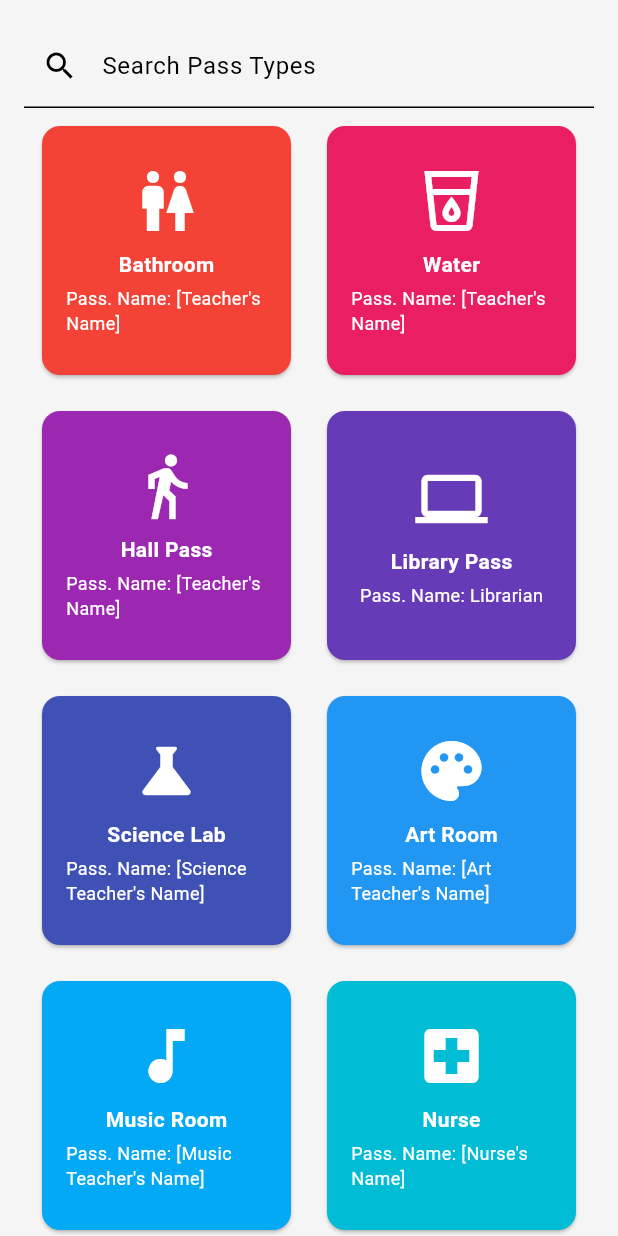
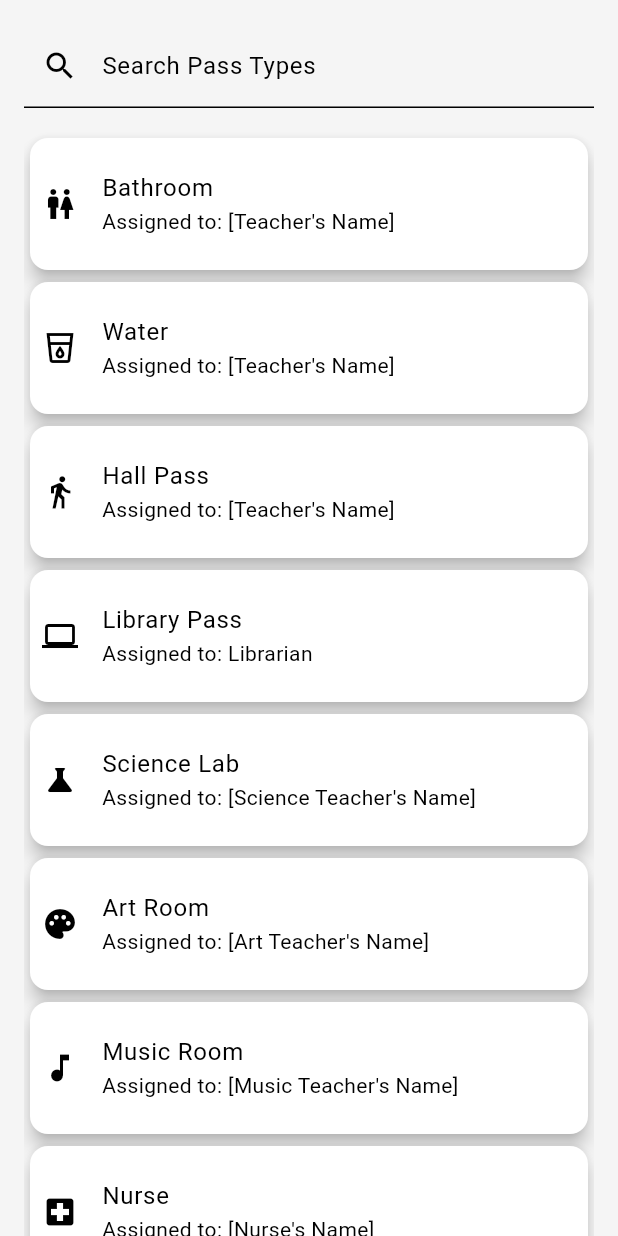
Before and after one commit to jerynv/hse-passes, a Flutter app: the RequestsTab screen opened directly, on a phone screen of 412 x 824 dp. Run offline on Flutter 3.47's test engine with Material 3 defaults, Android fonts, the phone set to English and light mode, and no system bars; our stand-ins replace google_nav_bar.

Commit message:
update to pass request screen

```diff
--- a/app/src/hse_apps/lib/pages/tabs/request.dart
+++ b/app/src/hse_apps/lib/pages/tabs/request.dart
@@ -100,51 +100,23 @@ class RequestState extends State<RequestsTab> {
                 prefixIcon: Icon(Icons.search),
               ),
             ),
+            const SizedBox(height: 16),
             Expanded(
-              child: GridView.count(
-                crossAxisCount: 2,
+              child: ListView(
                 children: filteredPassTypes.map((passType) {
-                  return Padding(
-                      padding: const EdgeInsets.all(8.0),
-                      child: Card(
-                        color: Colors.primaries[
-                            filteredPassTypes.indexOf(passType) %
-                                Colors.primaries.length],
-                        child: InkWell(
-                          onTap: () {
-                            // Handle tap action here
-                          },
-                          child: Padding(
-                            padding: const EdgeInsets.all(16.0),
-                            child: Column(
-                              mainAxisAlignment: MainAxisAlignment.center,
-                              children: [
-                                Icon(
-                                  passType.icon,
-                                  size: 48,
-                                  color: Colors.white,
-                                ),
-                                const SizedBox(height: 8),
-                                Text(
-                                  passType.description,
-                                  style: const TextStyle(
-                                    color: Colors.white,
-                                    fontWeight: FontWeight.bold,
-                                  ),
-                                ),
-                                const SizedBox(height: 4),
-                                Text(
-                                  'Pass. Name: ${passType.assName}',
-                                  style: const TextStyle(
-                                    color: Colors.white,
-                                    fontSize: 12,
-                                  ),
-                                ),
-                              ],
-                            ),
-                          ),
-                        ),
-                      ));
+                  return Card(
+                    elevation: 5,
+                    child:
+                      ListTile(
+
+                        contentPadding: const EdgeInsets.all(8),
+                        leading: Icon(passType.icon),
+                        title: Text(passType.description),
+                        subtitle: Text('Assigned to: ${passType.assName}'),
+                        onTap: () {},
+                      ),
+
+                  );
                 }).toList(),
               ),
             ),
```
